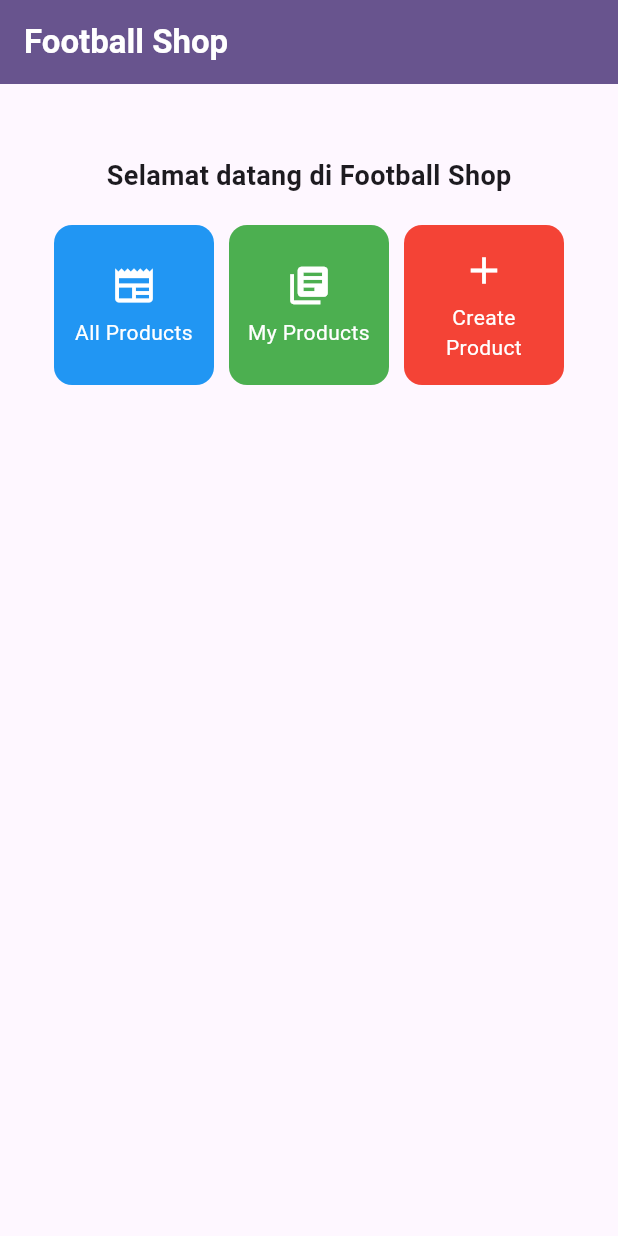
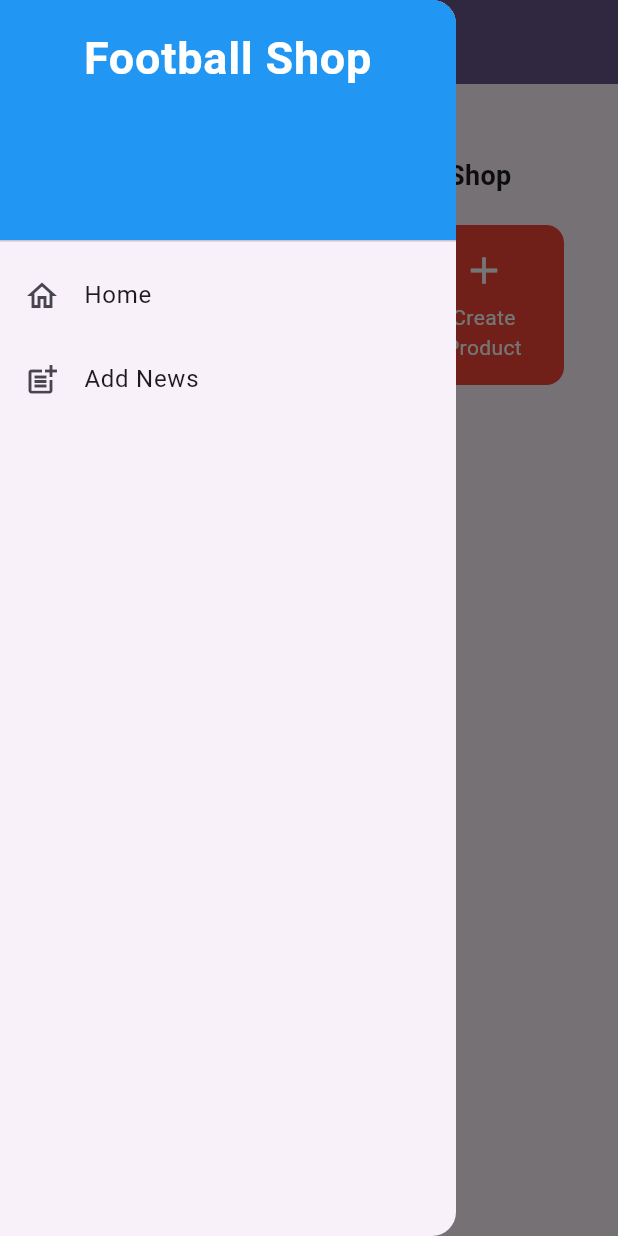
Before and after one commit to Yufanjonni/football-shop-mobile, a Flutter app: the screen it shows after launch, with the side drawer open (before the commit the screen has no drawer), on a phone screen of 412 x 824 dp. Run offline on Flutter 3.47's test engine with Material 3 defaults, Android fonts, the phone set to English and light mode, and no system bars.

Commit message:
Finish Tugas 8

```diff
--- a/lib/main.dart
+++ b/lib/main.dart
@@ -1,5 +1,5 @@
 import 'package:flutter/material.dart';
-import 'package:football_shop/menu.dart';
+import 'package:football_shop/screens/menu.dart';
 void main() {
   runApp(const MyApp());
 }
--- a/lib/menu.dart
+++ b/lib/screens/menu.dart
@@ -1,4 +1,6 @@
 import 'package:flutter/material.dart';
+import 'package:football_shop/widgets/left_drawer.dart';
+import 'package:football_shop/widgets/product_card.dart';
 
 class MyHomePage extends StatelessWidget {
   MyHomePage({super.key});
@@ -21,6 +23,7 @@ class MyHomePage extends StatelessWidget {
         // Warna latar belakang AppBar diambil dari skema warna tema aplikasi.
         backgroundColor: Theme.of(context).colorScheme.primary,
       ),
+      drawer: LeftDrawer(),
       // Body halaman dengan padding di sekelilingnya.
       body: Padding(
         padding: const EdgeInsets.all(16.0),
@@ -72,61 +75,3 @@ class MyHomePage extends StatelessWidget {
     );
   }
 }
-class ItemHomepage {
-  final String name;
-  final IconData icon;
-  final Color color;
-
-  ItemHomepage(this.name, this.icon, this.color);
-}
-
-class ItemCard extends StatelessWidget {
-  // Menampilkan kartu dengan ikon dan nama.
-
-  final ItemHomepage item;
-
-  const ItemCard(this.item, {super.key});
-
-  @override
-  Widget build(BuildContext context) {
-    return Material(
-      // Menentukan warna latar belakang dari tema aplikasi.
-      color: item.color,
-      // Membuat sudut kartu melengkung.
-      borderRadius: BorderRadius.circular(12),
-
-      child: InkWell(
-        // Aksi ketika kartu ditekan.
-        onTap: () {
-          // Menampilkan pesan SnackBar saat kartu ditekan.
-          ScaffoldMessenger.of(context)
-            ..hideCurrentSnackBar()
-            ..showSnackBar(
-              SnackBar(
-                content: Text("Kamu telah menekan tombol ${item.name}!"),
-              ),
-            );
-        },
-        // Container untuk menyimpan Icon dan Text
-        child: Container(
-          padding: const EdgeInsets.all(8),
-          child: Center(
-            child: Column(
-              // Menyusun ikon dan teks di tengah kartu.
-              mainAxisAlignment: MainAxisAlignment.center,
-              children: [
-                Icon(item.icon, color: Colors.white, size: 30.0),
-                const Padding(padding: EdgeInsets.all(3)),
-                Text(
-                  item.name,
-                  textAlign: TextAlign.center,
-                  style: const TextStyle(color: Colors.white),
-                ),
-              ],
-            ),
-          ),
-        ),
-      ),
-    );
-  }
-}
--- /dev/null
+++ b/lib/widgets/left_drawer.dart
@@ -0,0 +1,51 @@
+import 'package:flutter/material.dart';
+import 'package:football_shop/screens/menu.dart';
+import 'package:football_shop/screens/product_form.dart';
+class LeftDrawer extends StatelessWidget {
+  const LeftDrawer({super.key});
+
+  @override
+  Widget build(BuildContext context) {
+    return Drawer(
+      child: ListView(
+        children: [
+          const DrawerHeader(
+            decoration: BoxDecoration(color: Colors.blue),
+            child: Column(
+              children: [
+                Text(
+                  'Football Shop',
+                  textAlign: TextAlign.center,
+                  style: TextStyle(
+                    fontSize: 30,
+                    fontWeight: FontWeight.bold,
+                    color: Colors.white,
+                  ),
+                ),
+              ],
+            ),
+          ),
+          ListTile(
+            leading: const Icon(Icons.home_outlined),
+            title: const Text('Home'),
+            // Bagian redirection ke MyHomePage
+            onTap: () {
+              Navigator.pushReplacement(
+                context,
+                MaterialPageRoute(builder: (context) => MyHomePage()),
+              );
+            },
+          ),
+          ListTile(
+            leading: const Icon(Icons.post_add),
+            title: const Text('Add News'),
+            // Bagian redirection ke NewsFormPage
+            onTap: () {
+              Navigator.push(context, MaterialPageRoute(builder: (context) => const ProductFormPage()));
+            },
+          ),
+        ],
+      ),
+    );
+  }
+}
--- /dev/null
+++ b/lib/widgets/product_card.dart
@@ -0,0 +1,68 @@
+import 'package:flutter/material.dart';
+import 'package:football_shop/screens/product_form.dart';
+
+class ItemHomepage {
+  final String name;
+  final IconData icon;
+  final Color color;
+
+  ItemHomepage(this.name, this.icon, this.color);
+}
+
+class ItemCard extends StatelessWidget {
+  // Menampilkan kartu dengan ikon dan nama.
+
+  final ItemHomepage item;
+
+  const ItemCard(this.item, {super.key});
+
+  @override
+  Widget build(BuildContext context) {
+    return Material(
+      // Menentukan warna latar belakang dari tema aplikasi.
+      color: item.color,
+      // Membuat sudut kartu melengkung.
+      borderRadius: BorderRadius.circular(12),
+
+      child: InkWell(
+        // Aksi ketika kartu ditekan.
+        onTap: () {
+          // Menampilkan pesan SnackBar saat kartu ditekan.
+          ScaffoldMessenger.of(context)
+            ..hideCurrentSnackBar()
+            ..showSnackBar(
+              SnackBar(
+                content: Text("Kamu telah menekan tombol ${item.name}!"),
+              ),
+            );
+
+          if (item.name == "Create Product") {
+            Navigator.push(
+              context,
+              MaterialPageRoute(builder: (context) => const ProductFormPage()),
+            );
+          }
+        },
+        // Container untuk menyimpan Icon dan Text
+        child: Container(
+          padding: const EdgeInsets.all(8),
+          child: Center(
+            child: Column(
+              // Menyusun ikon dan teks di tengah kartu.
+              mainAxisAlignment: MainAxisAlignment.center,
+              children: [
+                Icon(item.icon, color: Colors.white, size: 30.0),
+                const Padding(padding: EdgeInsets.all(3)),
+                Text(
+                  item.name,
+                  textAlign: TextAlign.center,
+                  style: const TextStyle(color: Colors.white),
+                ),
+              ],
+            ),
+          ),
+        ),
+      ),
+    );
+  }
+}
```
Also changed, not shown: lib/screens/product_form.dart (added, +295 -0 lines), 1 other file.
